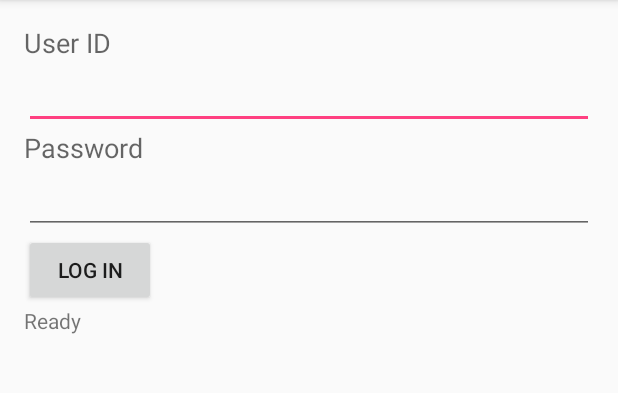
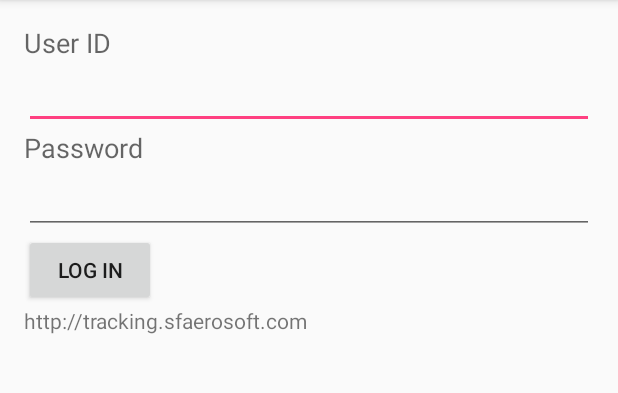
Before and after one commit to Erosagape/SFProject, an Android app: the screen it shows after launch (MainAppActivity), on a phone screen of 412 x 824 dp, the part 84-477 px from its top. Run offline under Robolectric (Android 15) with nearby library versions, the phone set to English and light mode, and no system bars.

Commit message:
SfDeliveryConfirm, Review APK show path of destination web "tracking.sfaerosoft.com"

```diff
--- a/Android/SfDeliveryConfirm/sfdelivery/src/main/res/layout/activity_main_app.xml
+++ b/Android/SfDeliveryConfirm/sfdelivery/src/main/res/layout/activity_main_app.xml
@@ -64,9 +64,10 @@
     <TextView
         android:layout_width="wrap_content"
         android:layout_height="wrap_content"
-        android:text="Ready"
+        android:text="http://tracking.sfaerosoft.com"
         android:id="@+id/txtStatus"
         android:layout_below="@+id/btnLogin"
         android:layout_alignParentLeft="true"
         android:layout_alignParentStart="true" />
+
 </RelativeLayout>
```
Also changed, not shown: 1 other file.
